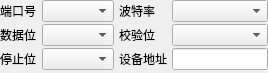
The window that SanYi_Cfg/serialport.ui (liulingjun886/EmbeddedService) describes before a commit, drawn with Qt 5.
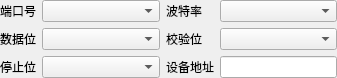
The same window after the commit.

Diff of the .ui file:
```diff
--- a/SanYi_Cfg/serialport.ui
+++ b/SanYi_Cfg/serialport.ui
@@ -6,17 +6,14 @@
    <rect>
     <x>0</x>
     <y>0</y>
-    <width>268</width>
-    <height>73</height>
+    <width>337</width>
+    <height>78</height>
    </rect>
   </property>
   <property name="windowTitle">
    <string>Form</string>
   </property>
-  <layout class="QHBoxLayout" name="horizontalLayout">
-   <property name="spacing">
-    <number>5</number>
-   </property>
+  <layout class="QGridLayout" name="gridLayout" columnstretch="0,1,0,1">
    <property name="leftMargin">
     <number>0</number>
    </property>
@@ -29,14 +26,6 @@
    <property name="bottomMargin">
     <number>0</number>
    </property>
-   <item>
-    <layout class="QFormLayout" name="formLayout_3">
-     <property name="horizontalSpacing">
-      <number>6</number>
-     </property>
-     <property name="verticalSpacing">
-      <number>2</number>
-     </property>
      <item row="0" column="0">
       <widget class="QLabel" name="label">
        <property name="text">
@@ -47,54 +36,14 @@
      <item row="0" column="1">
       <widget class="QComboBox" name="addr"/>
      </item>
-     <item row="1" column="0">
-      <widget class="QLabel" name="label_3">
-       <property name="text">
-        <string>数据位</string>
-       </property>
-      </widget>
-     </item>
-     <item row="1" column="1">
-      <widget class="QComboBox" name="databit"/>
-     </item>
-     <item row="2" column="0">
-      <widget class="QLabel" name="label_5">
-       <property name="text">
-        <string>停止位</string>
-       </property>
-      </widget>
-     </item>
-     <item row="2" column="1">
-      <widget class="QComboBox" name="stopbit"/>
-     </item>
-    </layout>
-   </item>
-   <item>
-    <spacer name="horizontalSpacer">
-     <property name="orientation">
-      <enum>Qt::Horizontal</enum>
-     </property>
-     <property name="sizeHint" stdset="0">
-      <size>
-       <width>7</width>
-       <height>20</height>
-      </size>
-     </property>
-    </spacer>
-   </item>
-   <item>
-    <layout class="QFormLayout" name="formLayout_2">
-     <property name="verticalSpacing">
-      <number>2</number>
-     </property>
-     <item row="0" column="0">
+   <item row="0" column="2">
       <widget class="QLabel" name="label_2">
        <property name="text">
         <string>波特率</string>
        </property>
       </widget>
      </item>
-     <item row="0" column="1">
+   <item row="0" column="3">
       <widget class="QComboBox" name="band">
        <property name="currentIndex">
         <number>-1</number>
@@ -105,26 +54,44 @@
       </widget>
      </item>
      <item row="1" column="0">
+    <widget class="QLabel" name="label_3">
+     <property name="text">
+      <string>数据位</string>
+     </property>
+    </widget>
+   </item>
+   <item row="1" column="1">
+    <widget class="QComboBox" name="databit"/>
+   </item>
+   <item row="1" column="2">
       <widget class="QLabel" name="label_4">
        <property name="text">
         <string>校验位</string>
        </property>
       </widget>
      </item>
-     <item row="1" column="1">
+   <item row="1" column="3">
       <widget class="QComboBox" name="partybit"/>
      </item>
      <item row="2" column="0">
+    <widget class="QLabel" name="label_5">
+     <property name="text">
+      <string>停止位</string>
+     </property>
+    </widget>
+   </item>
+   <item row="2" column="1">
+    <widget class="QComboBox" name="stopbit"/>
+   </item>
+   <item row="2" column="2">
       <widget class="QLabel" name="label_6">
        <property name="text">
         <string>设备地址</string>
        </property>
       </widget>
      </item>
-     <item row="2" column="1">
+   <item row="2" column="3">
       <widget class="QLineEdit" name="devaddr"/>
-     </item>
-    </layout>
    </item>
   </layout>
  </widget>
```
Lines whose indentation alone changed are shown as unchanged.
